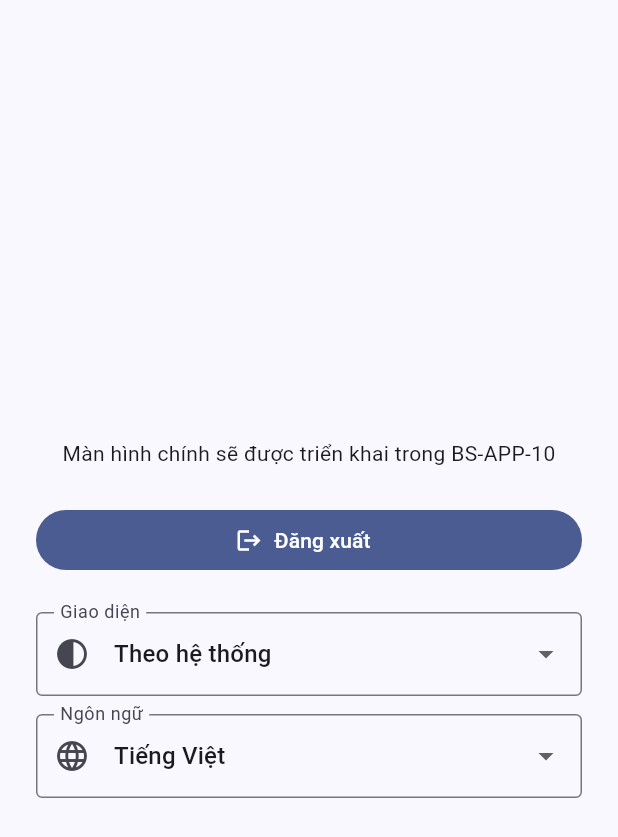
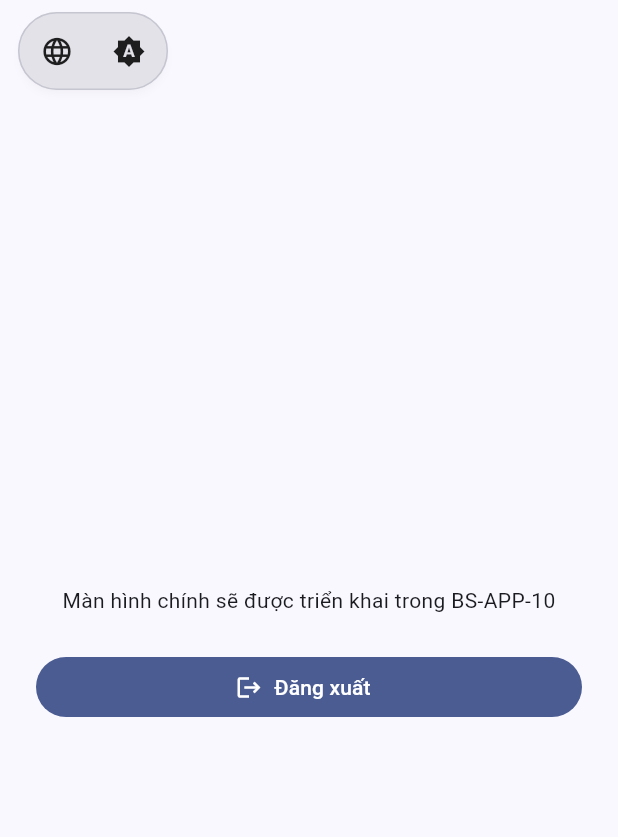
Before and after one commit to maidanghuy/APP_BookSphere, a Flutter app: the MainPlaceholderScreen screen opened by its route, on a phone screen of 412 x 824 dp. Shown: the top 837 px of the screen. Run offline on Flutter 3.47's test engine with Material 3 defaults, Android fonts, the phone set to English and light mode, and no system bars; our stand-ins replace dio, flutter_riverpod, flutter_secure_storage, go_router, shared_preferences; accounts and stored records are empty.

Commit message:
feat(BS-APP-07B): add top-left theme and language switcher
Task:
BS-APP-07B - UI Theme & Language Switcher

Coder:
maidanghuy

Scope:
Flutter Mobile App UI

Changes:
- Add reusable AppTopLeftActions widget
- Add LanguageIconButton for vi/en/ja selection
- Add ThemeModeIconButton for system/light/dark selection
- Place theme and language icons at the top-left corner
- Use SafeArea to avoid status bar and notch overlap
- Apply switcher to Splash/Login/Register screens if available
- Update localization keys if needed
- Update README with UI switcher documentation

Validation:
- flutter pub get
- flutter gen-l10n if localization is enabled
- flutter analyze
- flutter test
- flutter build apk

```diff
--- a/lib/app/router.dart
+++ b/lib/app/router.dart
@@ -1,8 +1,7 @@
 import 'package:booksphere_app/core/localization/l10n_extension.dart';
 import 'package:booksphere_app/core/network/dio_client.dart';
 import 'package:booksphere_app/core/storage/secure_storage_service.dart';
-import 'package:booksphere_app/core/widgets/language_selector.dart';
-import 'package:booksphere_app/core/widgets/theme_mode_selector.dart';
+import 'package:booksphere_app/core/widgets/app_top_left_actions.dart';
 import 'package:booksphere_app/features/auth/data/auth_session_service.dart';
 import 'package:booksphere_app/features/auth/presentation/login_screen.dart';
 import 'package:booksphere_app/features/auth/presentation/register_screen.dart';
@@ -77,29 +76,33 @@ class MainPlaceholderScreen extends StatelessWidget {
     final l10n = context.l10n;
 
     return Scaffold(
-      body: SafeArea(
+      body: Stack(
+        children: [
+          SafeArea(
             child: Center(
               child: SingleChildScrollView(
-            padding: const EdgeInsets.all(24),
+                padding: const EdgeInsets.fromLTRB(24, 72, 24, 24),
                 child: ConstrainedBox(
                   constraints: const BoxConstraints(maxWidth: 420),
                   child: Column(
                     mainAxisSize: MainAxisSize.min,
                     crossAxisAlignment: CrossAxisAlignment.stretch,
                     children: [
-                  Text(l10n.mainScreenPlaceholder, textAlign: TextAlign.center),
+                      Text(
+                        l10n.mainScreenPlaceholder,
+                        textAlign: TextAlign.center,
+                      ),
                       const SizedBox(height: 24),
                       const LogoutButton(),
-                  const SizedBox(height: 24),
-                  const ThemeModeSelector(),
-                  const SizedBox(height: 12),
-                  const LanguageSelector(),
                     ],
                   ),
                 ),
               ),
             ),
           ),
+          const AppTopLeftActions(),
+        ],
+      ),
     );
   }
 }
--- /dev/null
+++ b/lib/core/widgets/app_top_left_actions.dart
@@ -0,0 +1,33 @@
+import 'package:booksphere_app/core/widgets/language_icon_button.dart';
+import 'package:booksphere_app/core/widgets/theme_mode_icon_button.dart';
+import 'package:flutter/material.dart';
+
+class AppTopLeftActions extends StatelessWidget {
+  const AppTopLeftActions({super.key});
+
+  @override
+  Widget build(BuildContext context) {
+    final colorScheme = Theme.of(context).colorScheme;
+
+    return SafeArea(
+      child: Padding(
+        padding: const EdgeInsets.only(left: 12, top: 8),
+        child: Material(
+          color: colorScheme.surfaceContainerHighest,
+          elevation: 2,
+          shadowColor: colorScheme.shadow.withValues(alpha: 0.12),
+          shape: StadiumBorder(
+            side: BorderSide(color: colorScheme.outlineVariant),
+          ),
+          child: const Padding(
+            padding: EdgeInsets.symmetric(horizontal: 2, vertical: 2),
+            child: Row(
+              mainAxisSize: MainAxisSize.min,
+              children: [LanguageIconButton(), ThemeModeIconButton()],
+            ),
+          ),
+        ),
+      ),
+    );
+  }
+}
--- /dev/null
+++ b/lib/core/widgets/language_icon_button.dart
@@ -0,0 +1,68 @@
+import 'package:booksphere_app/core/localization/app_locales.dart';
+import 'package:booksphere_app/core/localization/l10n_extension.dart';
+import 'package:booksphere_app/core/localization/locale_provider.dart';
+import 'package:flutter/material.dart';
+import 'package:flutter_riverpod/flutter_riverpod.dart';
+
+class LanguageIconButton extends ConsumerWidget {
+  const LanguageIconButton({super.key});
+
+  @override
+  Widget build(BuildContext context, WidgetRef ref) {
+    final l10n = context.l10n;
+    final selectedLocale = ref.watch(localeProvider);
+
+    return PopupMenuButton<Locale>(
+      tooltip: l10n.selectLanguage,
+      icon: const Icon(Icons.language),
+      iconSize: 22,
+      position: PopupMenuPosition.under,
+      shape: RoundedRectangleBorder(borderRadius: BorderRadius.circular(12)),
+      onSelected: (locale) {
+        ref.read(localeProvider.notifier).setLocale(locale);
+      },
+      itemBuilder: (context) {
+        return AppLocales.supportedLocales.map((locale) {
+          final isSelected = locale.languageCode == selectedLocale.languageCode;
+
+          return PopupMenuItem<Locale>(
+            value: locale,
+            child: _CheckedMenuItem(
+              isSelected: isSelected,
+              label: _label(context, locale),
+            ),
+          );
+        }).toList();
+      },
+    );
+  }
+
+  String _label(BuildContext context, Locale locale) {
+    final l10n = context.l10n;
+
+    return switch (locale.languageCode) {
+      'vi' => l10n.vietnamese,
+      'en' => l10n.english,
+      'ja' => l10n.japanese,
+      _ => l10n.vietnamese,
+    };
+  }
+}
+
+class _CheckedMenuItem extends StatelessWidget {
+  const _CheckedMenuItem({required this.isSelected, required this.label});
+
+  final bool isSelected;
+  final String label;
+
+  @override
+  Widget build(BuildContext context) {
+    return Row(
+      children: [
+        Icon(isSelected ? Icons.check : Icons.language, size: 18),
+        const SizedBox(width: 12),
+        Text(label),
+      ],
+    );
+  }
+}
--- /dev/null
+++ b/lib/core/widgets/theme_mode_icon_button.dart
@@ -0,0 +1,59 @@
+import 'package:booksphere_app/core/localization/l10n_extension.dart';
+import 'package:booksphere_app/core/theme/theme_mode_provider.dart';
+import 'package:flutter/material.dart';
+import 'package:flutter_riverpod/flutter_riverpod.dart';
+
+class ThemeModeIconButton extends ConsumerWidget {
+  const ThemeModeIconButton({super.key});
+
+  @override
+  Widget build(BuildContext context, WidgetRef ref) {
+    final l10n = context.l10n;
+    final selectedMode = ref.watch(themeModeProvider);
+
+    return PopupMenuButton<AppThemeMode>(
+      tooltip: l10n.selectTheme,
+      icon: Icon(_iconFor(selectedMode)),
+      iconSize: 22,
+      position: PopupMenuPosition.under,
+      shape: RoundedRectangleBorder(borderRadius: BorderRadius.circular(12)),
+      onSelected: (mode) {
+        ref.read(themeModeProvider.notifier).setThemeMode(mode);
+      },
+      itemBuilder: (context) {
+        return AppThemeMode.values.map((mode) {
+          final isSelected = mode == selectedMode;
+
+          return PopupMenuItem<AppThemeMode>(
+            value: mode,
+            child: Row(
+              children: [
+                Icon(isSelected ? Icons.check : _iconFor(mode), size: 18),
+                const SizedBox(width: 12),
+                Text(_label(context, mode)),
+              ],
+            ),
+          );
+        }).toList();
+      },
+    );
+  }
+
+  IconData _iconFor(AppThemeMode mode) {
+    return switch (mode) {
+      AppThemeMode.system => Icons.brightness_auto,
+      AppThemeMode.light => Icons.light_mode,
+      AppThemeMode.dark => Icons.dark_mode,
+    };
+  }
+
+  String _label(BuildContext context, AppThemeMode mode) {
+    final l10n = context.l10n;
+
+    return switch (mode) {
+      AppThemeMode.system => l10n.systemMode,
+      AppThemeMode.light => l10n.lightMode,
+      AppThemeMode.dark => l10n.darkMode,
+    };
+  }
+}
--- a/lib/l10n/app_en.arb
+++ b/lib/l10n/app_en.arb
@@ -10,6 +10,8 @@
   "checkingSession": "Checking session...",
   "theme": "Theme",
   "language": "Language",
+  "selectTheme": "Select theme",
+  "selectLanguage": "Select language",
   "lightMode": "Light",
   "darkMode": "Dark",
   "systemMode": "System",
--- a/lib/l10n/app_ja.arb
+++ b/lib/l10n/app_ja.arb
@@ -10,6 +10,8 @@
   "checkingSession": "セッションを確認しています...",
   "theme": "テーマ",
   "language": "言語",
+  "selectTheme": "テーマを選択",
+  "selectLanguage": "言語を選択",
   "lightMode": "ライト",
   "darkMode": "ダーク",
   "systemMode": "システム設定",
--- a/lib/l10n/app_localizations.dart
+++ b/lib/l10n/app_localizations.dart
@@ -159,6 +159,18 @@ abstract class AppLocalizations {
   /// In vi, this message translates to:
   /// **'Ngôn ngữ'**
   String get language;
+
+  /// No description provided for @selectTheme.
+  ///
+  /// In vi, this message translates to:
+  /// **'Chọn giao diện'**
+  String get selectTheme;
+
+  /// No description provided for @selectLanguage.
+  ///
+  /// In vi, this message translates to:
+  /// **'Chọn ngôn ngữ'**
+  String get selectLanguage;
 
   /// No description provided for @lightMode.
   ///
--- a/lib/l10n/app_localizations_en.dart
+++ b/lib/l10n/app_localizations_en.dart
@@ -37,6 +37,12 @@ class AppLocalizationsEn extends AppLocalizations {
 
   @override
   String get language => 'Language';
+
+  @override
+  String get selectTheme => 'Select theme';
+
+  @override
+  String get selectLanguage => 'Select language';
 
   @override
   String get lightMode => 'Light';
--- a/lib/l10n/app_localizations_ja.dart
+++ b/lib/l10n/app_localizations_ja.dart
@@ -37,6 +37,12 @@ class AppLocalizationsJa extends AppLocalizations {
 
   @override
   String get language => '言語';
+
+  @override
+  String get selectTheme => 'テーマを選択';
+
+  @override
+  String get selectLanguage => '言語を選択';
 
   @override
   String get lightMode => 'ライト';
--- a/lib/l10n/app_localizations_vi.dart
+++ b/lib/l10n/app_localizations_vi.dart
@@ -37,6 +37,12 @@ class AppLocalizationsVi extends AppLocalizations {
 
   @override
   String get language => 'Ngôn ngữ';
+
+  @override
+  String get selectTheme => 'Chọn giao diện';
+
+  @override
+  String get selectLanguage => 'Chọn ngôn ngữ';
 
   @override
   String get lightMode => 'Sáng';
--- a/lib/l10n/app_vi.arb
+++ b/lib/l10n/app_vi.arb
@@ -10,6 +10,8 @@
   "checkingSession": "Đang kiểm tra phiên đăng nhập...",
   "theme": "Giao diện",
   "language": "Ngôn ngữ",
+  "selectTheme": "Chọn giao diện",
+  "selectLanguage": "Chọn ngôn ngữ",
   "lightMode": "Sáng",
   "darkMode": "Tối",
   "systemMode": "Theo hệ thống",
```
Also changed, not shown: lib/features/auth/presentation/login_screen.dart (+11 -9 lines), lib/features/auth/presentation/register_screen.dart (+11 -9 lines), lib/features/auth/presentation/splash_screen.dart (+8 -2 lines), 1 other file. Lines whose indentation alone changed are shown as unchanged.
